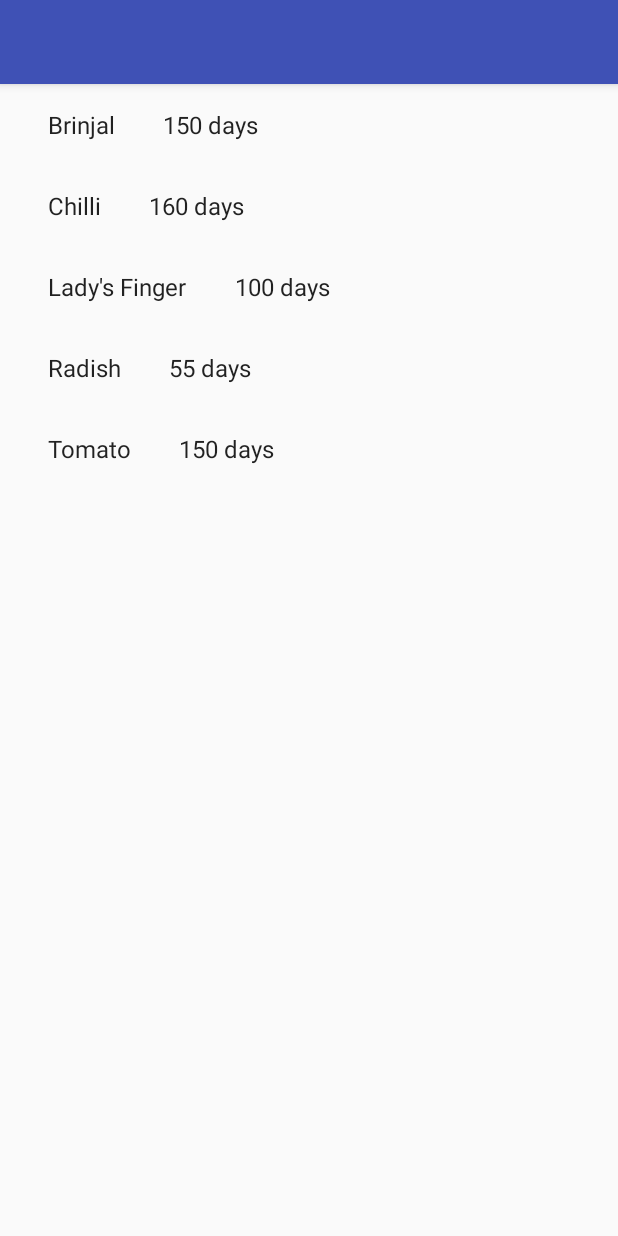
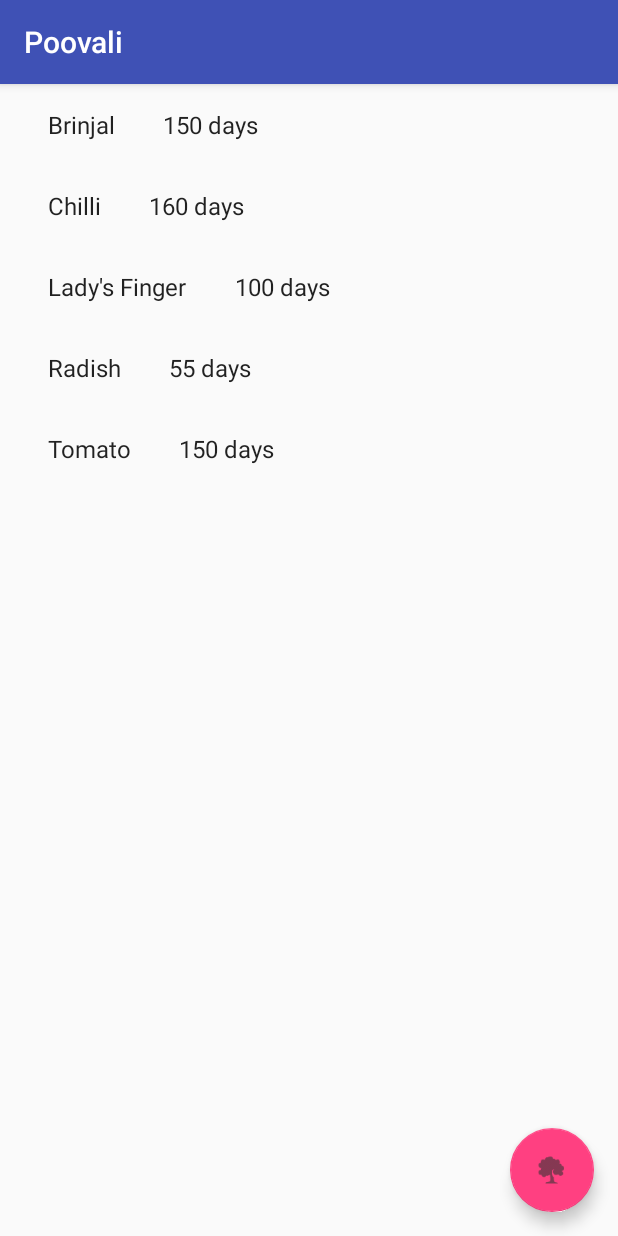
Before and after one commit to jmuthu/Poovali, an Android app: the screen it shows after launch (PlantListActivity), on a phone screen of 412 x 824 dp. Run offline under Robolectric (Android 15) with nearby library versions, the phone set to English and light mode, and no system bars.

Commit message:
Added the code for the add plant icon

```diff
--- a/app/src/main/java/onestraw/org/poovali/PlantListActivity.java
+++ b/app/src/main/java/onestraw/org/poovali/PlantListActivity.java
@@ -4,8 +4,11 @@ import android.content.Context;
 import android.content.Intent;
 import android.os.Bundle;
 import android.support.annotation.NonNull;
+import android.support.design.widget.FloatingActionButton;
+import android.support.design.widget.Snackbar;
 import android.support.v7.app.AppCompatActivity;
 import android.support.v7.widget.RecyclerView;
+import android.support.v7.widget.Toolbar;
 import android.view.LayoutInflater;
 import android.view.View;
 import android.view.ViewGroup;
@@ -20,16 +23,21 @@ public class PlantListActivity extends AppCompatActivity {
     protected void onCreate(Bundle savedInstanceState) {
         super.onCreate(savedInstanceState);
         setContentView(R.layout.activity_plant_list);
-/*
-        ArrayAdapter adapter = new ArrayAdapter<PlantContent.Plant>(this,
-                R.layout.plant_list_item, PlantContent.ITEMS.toArray(new PlantContent.Plant[0]));
-        ListView listView = (ListView) findViewById(R.id.plant_list);
-        listView.setAdapter(adapter);
 
         Toolbar toolbar = (Toolbar) findViewById(R.id.toolbar);
         setSupportActionBar(toolbar);
         toolbar.setTitle(getTitle());
-*/
+
+        FloatingActionButton fab = (FloatingActionButton) findViewById(R.id.fab);
+        fab.setOnClickListener(new View.OnClickListener() {
+            @Override
+            public void onClick(View view) {
+                Snackbar.make(view, "Adding a new plant, Coming Soon!", Snackbar.LENGTH_LONG)
+                        .setAction("Action", null).show();
+            }
+        });
+
+
         RecyclerView recyclerView = (RecyclerView) findViewById(R.id.plant_list);
         assert recyclerView != null;
         setupRecyclerView(recyclerView);
--- a/app/src/main/res/layout/activity_plant_list.xml
+++ b/app/src/main/res/layout/activity_plant_list.xml
@@ -1,6 +1,5 @@
 <?xml version="1.0" encoding="utf-8"?>
-<android.support.design.widget.CoordinatorLayout
-    xmlns:android="http://schemas.android.com/apk/res/android"
+<android.support.design.widget.CoordinatorLayout xmlns:android="http://schemas.android.com/apk/res/android"
     xmlns:app="http://schemas.android.com/apk/res-auto"
     xmlns:tools="http://schemas.android.com/tools"
     android:layout_width="match_parent"
@@ -34,16 +33,17 @@
             android:layout_height="match_parent"
             android:layout_marginLeft="16dp"
             android:layout_marginRight="16dp"
+            android:scrollbars="vertical"
             app:layoutManager="LinearLayoutManager"
-            android:scrollbars="vertical"
             tools:listitem="@layout/plant_list_item" />
     </FrameLayout>
 
-    <!--android.support.design.widget.FloatingActionButton
+
+    <android.support.design.widget.FloatingActionButton
         android:id="@+id/fab"
         android:layout_width="wrap_content"
         android:layout_height="wrap_content"
         android:layout_gravity="bottom|end"
         android:layout_margin="@dimen/fab_margin"
-        app:srcCompat="@android:drawable/ic_dialog_email" /-->
+        app:srcCompat="@drawable/add_plant" />
 </android.support.design.widget.CoordinatorLayout>
```
